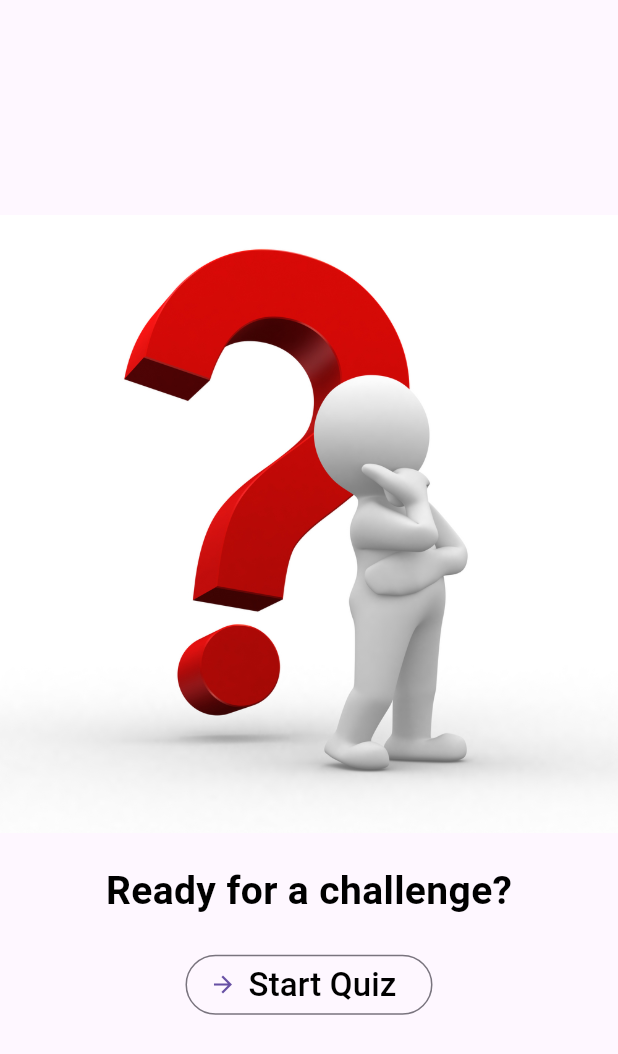
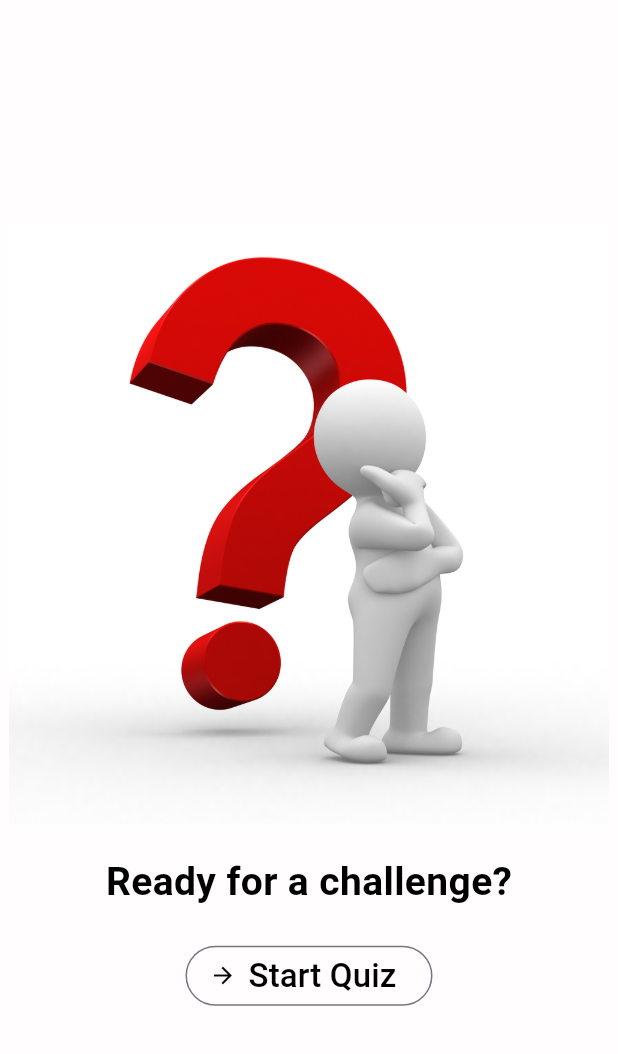
Before and after one commit to RonydaEssam/quiz_app, a Flutter app: the screen it shows after launch, on a phone screen of 412 x 824 dp. Shown: the top 1054 px of the screen. Run offline on Flutter 3.47's test engine with Material 3 defaults, Android fonts, the phone set to English and light mode, and no system bars.

Commit message:
update start screen

```diff
--- a/lib/main.dart
+++ b/lib/main.dart
@@ -13,6 +13,7 @@ class MyApp extends StatelessWidget {
     return MaterialApp(
       debugShowCheckedModeBanner: false,
       home: Scaffold(
+        backgroundColor: const Color.fromARGB(255, 255, 253, 253),
         body: StartScreen(),
       ),
     );
--- a/lib/start_screen.dart
+++ b/lib/start_screen.dart
@@ -11,6 +11,7 @@ class StartScreen extends StatelessWidget {
         children: [
           Image.asset(
             'assets/images/question-mark.png',
+            width: 400,
           ),
           const SizedBox(
             height: 20,
@@ -36,7 +37,10 @@ class StartScreen extends StatelessWidget {
                 fontWeight: FontWeight.w500,
               ),
             ),
-            icon: Icon(Icons.arrow_forward_sharp),
+            icon: Icon(
+              Icons.arrow_forward_sharp,
+              color: Colors.black,
+            ),
           ),
         ],
       ),
```
